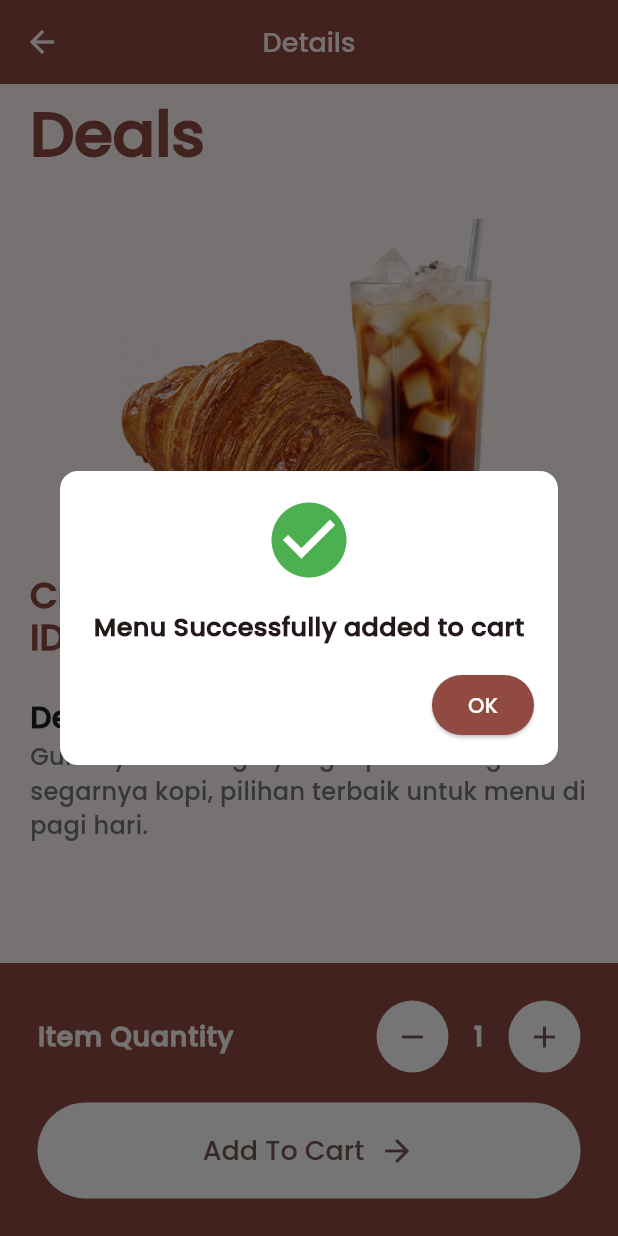
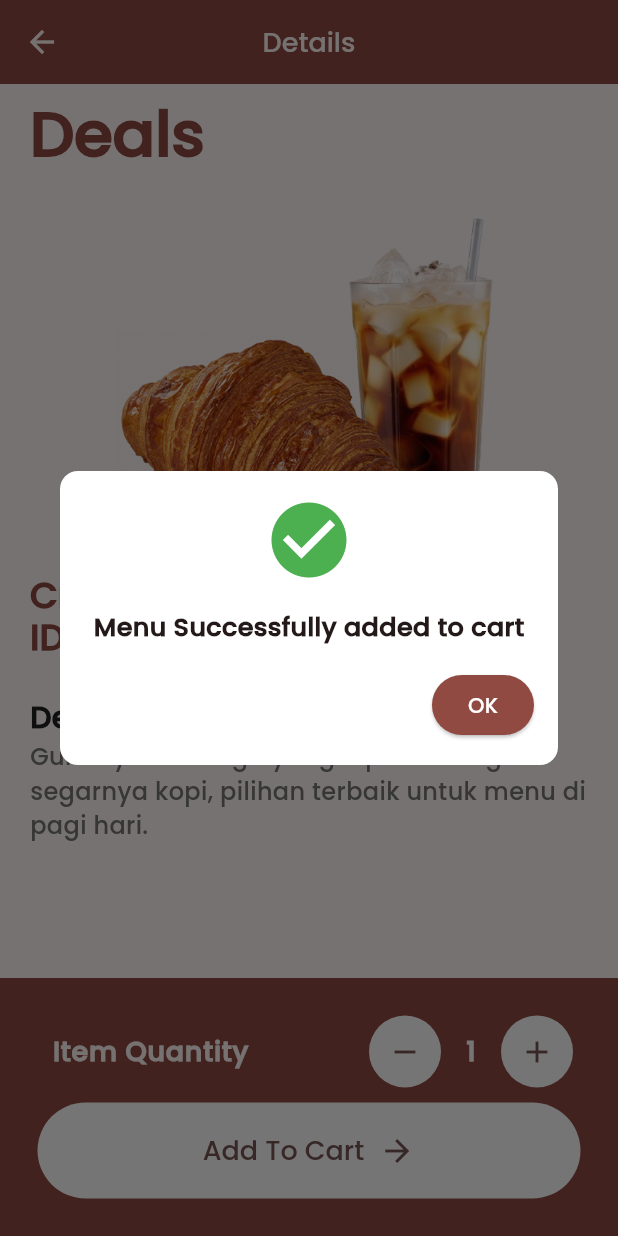
Before and after one commit to lookas15/IEatBread, a Flutter app: the MenuDetails screen opened directly with sample values from the repository, after a tap on "Add To Cart", on a phone screen of 412 x 824 dp. Run offline on Flutter 3.47's test engine with Material 2 defaults, Android fonts, the phone set to English and light mode, and no system bars; our stand-ins replace badges, shared_preferences, sqflite; accounts and stored records are empty.

Commit message:
Removing unused things adn Tidying up the code

```diff
--- a/lib/data/db_helper.dart
+++ b/lib/data/db_helper.dart
@@ -56,9 +56,7 @@ class DBHelper {
       await dbClient.update(
         'cart',
         {
-          'quantity': currentQuantity +
-              cart.quantity!
-                  .value, // Menambahkan jumlah baru ke jumlah yang ada
+          'quantity': currentQuantity + cart.quantity!.value,
         },
         where: 'productId = ?',
         whereArgs: [productId],
@@ -91,6 +89,4 @@ class DBHelper {
     var dbClient = await database;
     return await dbClient!.delete('cart', where: 'id = ?', whereArgs: [id]);
   }
-
-  void initDB() {}
 }
--- a/lib/screens/menu_details.dart
+++ b/lib/screens/menu_details.dart
@@ -18,7 +18,6 @@ class MenuDetails extends StatefulWidget {
 class _MenuDetailsState extends State<MenuDetails> {
   DBHelper dbHelper = DBHelper();
 
-  // Menambah variabel quantityCount
   int quantityCount = 1;
 
   @override
@@ -28,7 +27,6 @@ class _MenuDetailsState extends State<MenuDetails> {
     var textStyle = Theme.of(context).textTheme;
     var item = widget.item;
 
-    // Deklarasi fungsi decrementQuantity untuk mengurangi quantityCount
     void decrementQuantity() {
       if (quantityCount > 1) {
         setState(() {
@@ -37,15 +35,13 @@ class _MenuDetailsState extends State<MenuDetails> {
       }
     }
 
-    // Deklarasi fungsi incrementQuantity untuk menambah quantityCount
     void incrementQuantity() {
       setState(() {
         quantityCount++;
       });
     }
 
-    // Fungsi untuk menambah produk ke keranjang=
-      void addToCart()  {
+    void addToCart() {
       dbHelper
           .insertOrUpdate(
         Cart(
@@ -106,12 +102,12 @@ class _MenuDetailsState extends State<MenuDetails> {
                       ElevatedButton(
                         onPressed: () {
                           Navigator.of(context).pop(); // Dismiss the dialog
-                          Navigator.of(context).pop(); // Dismiss the MenuDetails screen
+                          Navigator.of(context)
+                              .pop(); // Dismiss the MenuDetails screen
                         },
                         style: ElevatedButton.styleFrom(
                             backgroundColor: colorScheme.primary,
-                          foregroundColor: Colors.white
-                        ),
+                            foregroundColor: Colors.white),
                         child: const Text("OK"),
                       ),
                     ],
@@ -135,7 +131,7 @@ class _MenuDetailsState extends State<MenuDetails> {
           ),
         ),
         leading: IconButton(
-          icon: Icon(Icons.arrow_back),
+          icon: const Icon(Icons.arrow_back),
           color: colorScheme.background,
           onPressed: () {
             Navigator.of(context).pop();
@@ -157,7 +153,9 @@ class _MenuDetailsState extends State<MenuDetails> {
             child: Column(
               children: [
                 // quantity
-                Row(
+                Padding(
+                  padding: const EdgeInsets.fromLTRB(10.0, 0, 5.0, 10.0),
+                  child: Row(
                     mainAxisAlignment: MainAxisAlignment.spaceBetween,
                     children: [
                       // item quantity text
@@ -169,7 +167,6 @@ class _MenuDetailsState extends State<MenuDetails> {
                       // plus and minus button
                       Row(
                         children: [
-                        // minus button
                           Container(
                               decoration: BoxDecoration(
                                 color: colorScheme.onPrimary,
@@ -210,10 +207,8 @@ class _MenuDetailsState extends State<MenuDetails> {
                       )
                     ],
                   ),
+                ),
 
-                const SizedBox(
-                  height: 20,
-                ),
                 // add to cart
                 MyButton(
                   text: "Add To Cart",
```
Also changed, not shown: lib/data/cart_provider.dart (+5 -22 lines), lib/main_page.dart (+5 -5 lines), lib/screens/home_page.dart (+5 -6 lines), lib/widgets/menu_card.dart (+4 -6 lines), lib/widgets/wish_list_widget.dart (+6 -6 lines), lib/widgets/reusable_widget.dart (line endings or trailing spaces). Lines whose indentation alone changed are shown as unchanged.
